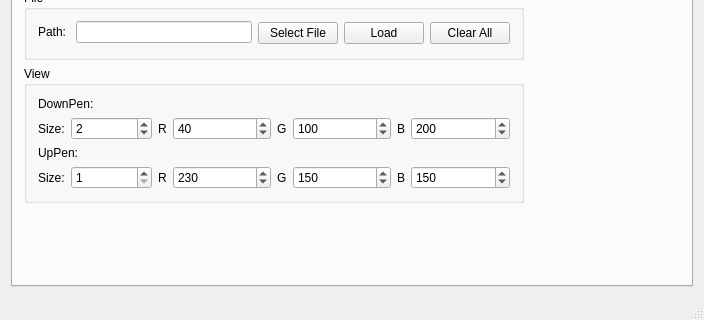
First picture: the form in mainwindow.ui, repository makerslocal/localplot, before the edit; both pictures show x 0 to 704 and y 294 to 614 of the 704 by 614 pixel window.
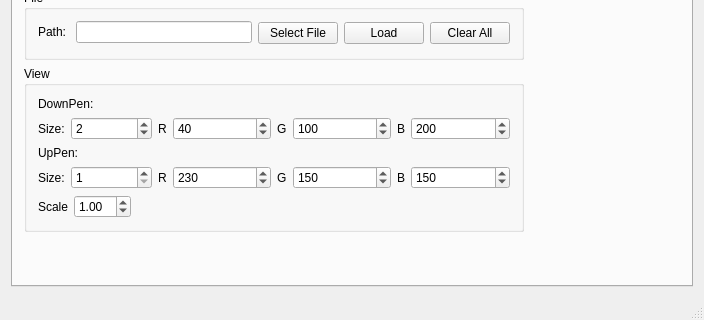
Second picture: the form after the edit.

Commit message: view now supports scaling from UI

The edit to the form file:
```diff
--- a/mainwindow.ui
+++ b/mainwindow.ui
@@ -438,6 +438,47 @@
                </item>
               </layout>
              </item>
+             <item>
+              <layout class="QHBoxLayout" name="horizontalLayout_14">
+               <item>
+                <layout class="QFormLayout" name="formLayout_11">
+                 <item row="0" column="0">
+                  <widget class="QLabel" name="label_16">
+                   <property name="text">
+                    <string>Scale</string>
+                   </property>
+                  </widget>
+                 </item>
+                 <item row="0" column="1">
+                  <widget class="QDoubleSpinBox" name="doubleSpinBox_viewScale">
+                   <property name="minimum">
+                    <double>0.010000000000000</double>
+                   </property>
+                   <property name="maximum">
+                    <double>10.000000000000000</double>
+                   </property>
+                   <property name="value">
+                    <double>1.000000000000000</double>
+                   </property>
+                  </widget>
+                 </item>
+                </layout>
+               </item>
+               <item>
+                <spacer name="horizontalSpacer_2">
+                 <property name="orientation">
+                  <enum>Qt::Horizontal</enum>
+                 </property>
+                 <property name="sizeHint" stdset="0">
+                  <size>
+                   <width>40</width>
+                   <height>20</height>
+                  </size>
+                 </property>
+                </spacer>
+               </item>
+              </layout>
+             </item>
             </layout>
            </widget>
           </item>
```
The commit also changes 1 other file.
